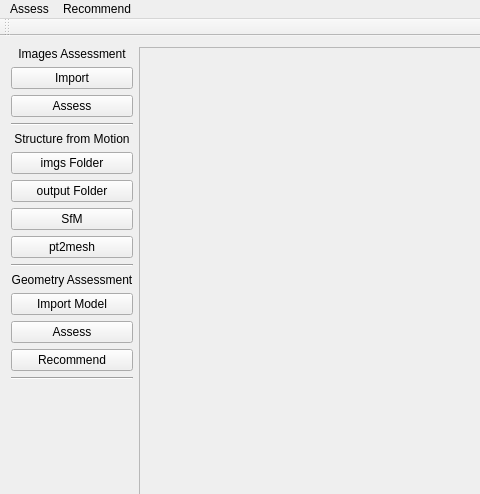
h005/vpRecommendation, file mainwindow.ui: the form before one commit; both pictures show x 0 to 480 and y 0 to 494 of the 1195 by 646 pixel window.
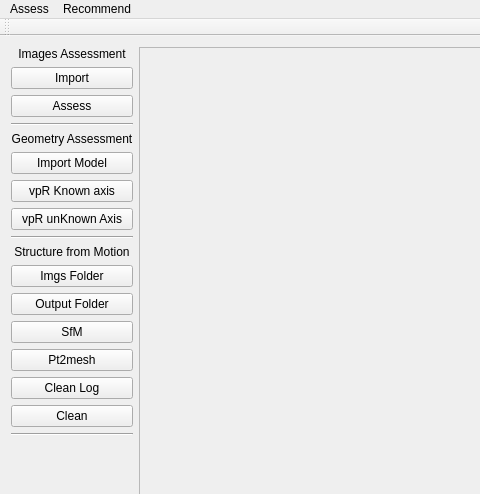
The form after the commit.

```diff
--- a/mainwindow.ui
+++ b/mainwindow.ui
@@ -57,6 +57,44 @@
         </property>
        </widget>
       </item>
+      <item>
+       <widget class="QLabel" name="geoLabel">
+        <property name="text">
+         <string>Geometry Assessment</string>
+        </property>
+        <property name="alignment">
+         <set>Qt::AlignCenter</set>
+        </property>
+       </widget>
+      </item>
+      <item>
+       <widget class="QPushButton" name="importModel">
+        <property name="text">
+         <string>Import Model</string>
+        </property>
+       </widget>
+      </item>
+      <item>
+       <widget class="QPushButton" name="recommend">
+        <property name="text">
+         <string>vpR Known axis</string>
+        </property>
+       </widget>
+      </item>
+      <item>
+       <widget class="QPushButton" name="recommendKnowAxis">
+        <property name="text">
+         <string>vpR unKnown Axis</string>
+        </property>
+       </widget>
+      </item>
+      <item>
+       <widget class="Line" name="line_3">
+        <property name="orientation">
+         <enum>Qt::Horizontal</enum>
+        </property>
+       </widget>
+      </item>
       <item>
        <widget class="QLabel" name="sfmLabel">
         <property name="text">
@@ -70,14 +108,14 @@
       <item>
        <widget class="QPushButton" name="sfm_imgFolder">
         <property name="text">
-         <string>imgs Folder</string>
+         <string>Imgs Folder</string>
         </property>
        </widget>
       </item>
       <item>
        <widget class="QPushButton" name="sfm_outputFolder">
         <property name="text">
-         <string>output Folder</string>
+         <string>Output Folder</string>
         </property>
        </widget>
       </item>
@@ -91,7 +129,21 @@
       <item>
        <widget class="QPushButton" name="sfm_pt2mesh">
         <property name="text">
-         <string>pt2mesh</string>
+         <string>Pt2mesh</string>
+        </property>
+       </widget>
+      </item>
+      <item>
+       <widget class="QPushButton" name="cleanLog">
+        <property name="text">
+         <string>Clean Log</string>
+        </property>
+       </widget>
+      </item>
+      <item>
+       <widget class="QPushButton" name="sfmClean">
+        <property name="text">
+         <string>Clean</string>
         </property>
        </widget>
       </item>
@@ -102,44 +154,6 @@
         </property>
        </widget>
       </item>
-      <item>
-       <widget class="QLabel" name="geoLabel">
-        <property name="text">
-         <string>Geometry Assessment</string>
-        </property>
-        <property name="alignment">
-         <set>Qt::AlignCenter</set>
-        </property>
-       </widget>
-      </item>
-      <item>
-       <widget class="QPushButton" name="importModel">
-        <property name="text">
-         <string>Import Model</string>
-        </property>
-       </widget>
-      </item>
-      <item>
-       <widget class="QPushButton" name="assessModel">
-        <property name="text">
-         <string>Assess</string>
-        </property>
-       </widget>
-      </item>
-      <item>
-       <widget class="QPushButton" name="recommend">
-        <property name="text">
-         <string>Recommend</string>
-        </property>
-       </widget>
-      </item>
-      <item>
-       <widget class="Line" name="line_3">
-        <property name="orientation">
-         <enum>Qt::Horizontal</enum>
-        </property>
-       </widget>
-      </item>
       <item>
        <spacer name="verticalSpacer">
         <property name="orientation">
```
